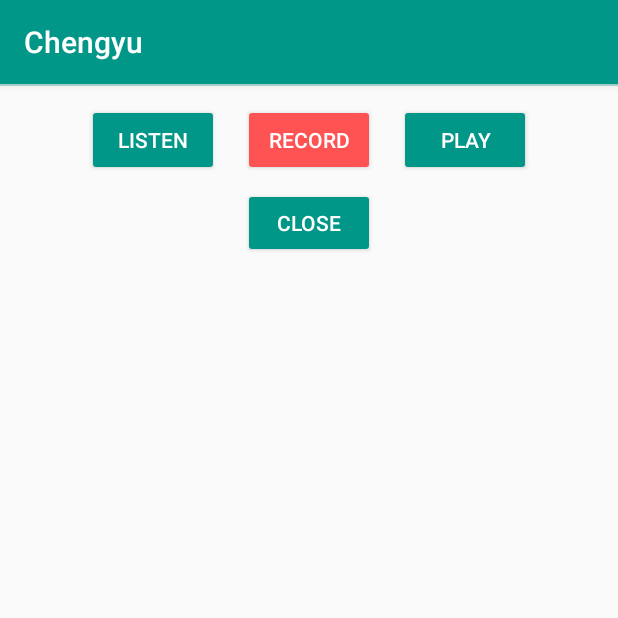
After one commit to anky21/Cool-Chinese-Idioms, an Android app: the fragment RecordingFragment shown on its own in the app's theme, on a phone screen of 412 x 824 dp, the top half of it. The commit adds this screen. Run offline under Robolectric (Android 15) with nearby library versions, the phone set to English and light mode, and no system bars; our stand-ins replace ButterKnife.

Commit message:
feat: Create UI for Recording fragment

```diff
--- a/app/build.gradle
+++ b/app/build.gradle
@@ -49,15 +49,17 @@ dependencies {
     compile "com.android.support:support-v13:${supportLibVersion}"
     compile "com.android.support:design:$supportLibVersion"
     compile "com.android.support:cardview-v7:${supportLibVersion}"
-    compile 'com.facebook.stetho:stetho:1.4.2'
-    compile 'com.jakewharton:butterknife:8.5.1'
     compile "com.android.support:support-v4:${supportLibVersion}"
-    compile 'com.google.code.findbugs:jsr305:2.0.1'
     compile project(':randomnumber')
-    testCompile 'junit:junit:4.12'
-    annotationProcessor 'com.jakewharton:butterknife-compiler:8.5.1'
     compile "com.google.firebase:firebase-core:${firebaseVersion}"
     compile "com.google.firebase:firebase-messaging:${firebaseVersion}"
     compile "com.google.firebase:firebase-ads:${firebaseVersion}"
+    compile 'com.facebook.stetho:stetho:1.4.2'
+    compile 'com.jakewharton:butterknife:8.5.1'
+    compile 'com.google.code.findbugs:jsr305:2.0.1'
+    compile 'com.android.support:support-v4:25.2.0'
+    compile 'com.google.android.gms:play-services-plus:10.2.0'
+    testCompile 'junit:junit:4.12'
+    annotationProcessor 'com.jakewharton:butterknife-compiler:8.5.1'
 }
 apply plugin: 'com.google.gms.google-services'
--- a/app/src/main/AndroidManifest.xml
+++ b/app/src/main/AndroidManifest.xml
@@ -3,8 +3,8 @@
     package="me.anky.coolchineseidioms">
 
     <uses-permission android:name="android.permission.INTERNET" />
-    <uses-permission android:name="android.permission.WAKE_LOCK"/>
-    <uses-permission android:name="android.permission.RECEIVE_BOOT_COMPLETED"></uses-permission>
+    <uses-permission android:name="android.permission.WAKE_LOCK" />
+    <uses-permission android:name="android.permission.RECEIVE_BOOT_COMPLETED" />
 
     <application
         android:allowBackup="true"
@@ -12,7 +12,8 @@
         android:label="@string/app_name"
         android:supportsRtl="true"
         android:theme="@style/AppTheme">
-        <activity android:name=".MainActivity"
+        <activity
+            android:name=".MainActivity"
             android:launchMode="singleTop">
             <intent-filter>
                 <action android:name="android.intent.action.MAIN" />
@@ -25,40 +26,46 @@
             android:name=".idiomdatabase.IdiomCollectionProvider"
             android:authorities="me.anky.coolchineseidioms"
             android:exported="false" />
-
         <provider
             android:name=".userdata.UserProvider"
             android:authorities="me.anky.coolchineseidioms.user"
             android:exported="false" />
 
-        <activity android:name=".IdiomListActivity"
+        <activity
+            android:name=".IdiomListActivity"
             android:launchMode="singleTop"
-            android:parentActivityName=".MainActivity"/>
-        <activity android:name=".DetailActivity"
+            android:parentActivityName=".MainActivity" />
+        <activity
+            android:name=".DetailActivity"
             android:parentActivityName=".IdiomListActivity"
-            android:theme="@style/AppTheme.Details"></activity>
+            android:theme="@style/AppTheme.Details" />
         <!-- App Widget -->
         <receiver
             android:name=".widget.WidgetProvider"
             android:label="@string/app_name">
             <intent-filter>
                 <action android:name="android.appwidget.action.APPWIDGET_UPDATE" />
-                <action android:name="me.anky.coolchineseidioms.ACTION_DATA_UPDATED"/>
+                <action android:name="me.anky.coolchineseidioms.ACTION_DATA_UPDATED" />
             </intent-filter>
+
             <meta-data
                 android:name="android.appwidget.provider"
                 android:resource="@xml/app_widget_info" />
         </receiver>
-        <service android:name=".widget.WidgetIntentService"/>
-        <service android:name=".utilities.MediaPlayerService"
-            android:exported="false"/>
+
+        <service android:name=".widget.WidgetIntentService" />
+        <service
+            android:name=".utilities.MediaPlayerService"
+            android:exported="false" />
         <!-- Alarm -->
-        <service android:name=".alarm.SchedulingService"/>
+        <service android:name=".alarm.SchedulingService" />
+
         <receiver android:name=".alarm.AlarmReceiver" />
-        <receiver android:name=".alarm.AlarmBootReceiver"
+        <receiver
+            android:name=".alarm.AlarmBootReceiver"
             android:enabled="false">
             <intent-filter>
-                <action android:name="android.intent.action.BOOT_COMPLETED"></action>
+                <action android:name="android.intent.action.BOOT_COMPLETED" />
             </intent-filter>
         </receiver>
     </application>
--- /dev/null
+++ b/app/src/main/java/me/anky/coolchineseidioms/RecordingFragment.java
@@ -0,0 +1,42 @@
+package me.anky.coolchineseidioms;
+
+
+import android.os.Bundle;
+import android.support.v4.app.Fragment;
+import android.support.v7.widget.AppCompatButton;
+import android.view.LayoutInflater;
+import android.view.View;
+import android.view.ViewGroup;
+
+import butterknife.BindView;
+import butterknife.ButterKnife;
+
+/**
+ * A fragment with a Google +1 button.
+ */
+public class RecordingFragment extends Fragment {
+
+    @BindView(R.id.button_listen)
+    AppCompatButton mButtonListen;
+
+    @BindView(R.id.button_record)
+    AppCompatButton mButtonRecord;
+
+    @BindView(R.id.button_play)
+    AppCompatButton mButtonPlay;
+
+    @BindView(R.id.button_close)
+    AppCompatButton mButtonClose;
+
+    @Override
+    public View onCreateView(LayoutInflater inflater, ViewGroup container,
+                             Bundle savedInstanceState) {
+        // Inflate the layout for this fragment
+        View rootView = inflater.inflate(R.layout.fragment_recording, container, false);
+        ButterKnife.bind(this, rootView);
+
+
+        return rootView;
+    }
+
+}
--- a/app/src/main/res/layout/activity_detail.xml
+++ b/app/src/main/res/layout/activity_detail.xml
@@ -19,5 +19,4 @@
         ads:adSize="SMART_BANNER"
         ads:adUnitId="@string/banner_ad_unit_id">
     </com.google.android.gms.ads.AdView>
-
 </LinearLayout>
--- /dev/null
+++ b/app/src/main/res/layout/fragment_recording.xml
@@ -0,0 +1,51 @@
+<?xml version="1.0" encoding="utf-8"?>
+<LinearLayout xmlns:android="http://schemas.android.com/apk/res/android"
+    xmlns:tools="http://schemas.android.com/tools"
+    android:layout_width="match_parent"
+    android:layout_height="128dp"
+    android:orientation="vertical"
+    android:paddingBottom="@dimen/margin_12dp"
+    tools:context=".RecordingFragment">
+
+    <include layout="@layout/divider_view" />
+
+    <LinearLayout
+        android:layout_width="wrap_content"
+        android:layout_height="wrap_content"
+        android:layout_gravity="center_horizontal"
+        android:orientation="horizontal"
+        android:paddingTop="@dimen/margin_12dp">
+
+        <android.support.v7.widget.AppCompatButton
+            android:id="@+id/button_listen"
+            style="@style/RecorderButton"
+            android:contentDescription="@string/button_listen"
+            android:text="@string/button_listen" />
+
+        <android.support.v7.widget.AppCompatButton
+            android:id="@+id/button_record"
+            style="@style/RecorderButton"
+            android:layout_marginEnd="@dimen/margin_16dp"
+            android:layout_marginLeft="@dimen/margin_16dp"
+            android:layout_marginRight="@dimen/margin_16dp"
+            android:layout_marginStart="@dimen/margin_16dp"
+            android:backgroundTint="@color/red_a200"
+            android:contentDescription="@string/button_record"
+            android:text="@string/button_record" />
+
+        <android.support.v7.widget.AppCompatButton
+            android:id="@+id/button_play"
+            style="@style/RecorderButton"
+            android:contentDescription="@string/button_play"
+            android:text="@string/button_play" />
+    </LinearLayout>
+
+    <android.support.v7.widget.AppCompatButton
+        android:id="@+id/button_close"
+        style="@style/RecorderButton"
+        android:layout_gravity="center_horizontal"
+        android:layout_marginTop="@dimen/margin_8dp"
+        android:contentDescription="@string/button_close"
+        android:text="@string/button_close" />
+
+</LinearLayout>
--- a/app/src/main/res/values/strings.xml
+++ b/app/src/main/res/values/strings.xml
@@ -41,4 +41,10 @@
     <!-- Shared Preferences -->
     <string name="app_started_before_key">app_started_before</string>
 
+    <!-- Recorder buttons -->
+    <string name="button_listen">listen</string>
+    <string name="button_record">record</string>
+    <string name="button_play">play</string>
+    <string name="button_close">close</string>
+
 </resources>
--- a/app/src/main/res/values/styles.xml
+++ b/app/src/main/res/values/styles.xml
@@ -74,4 +74,12 @@
         <item name="android:paddingBottom">@dimen/margin_12dp</item>
     </style>
 
+    <!-- Style for media recorder buttons -->
+    <style name="RecorderButton">
+        <item name="android:layout_width">wrap_content</item>
+        <item name="android:layout_height">wrap_content</item>
+        <item name="android:textColor">@color/text_or_icons_color</item>
+        <item name="android:backgroundTint">@color/teal_500</item>
+    </style>
+
 </resources>
```
